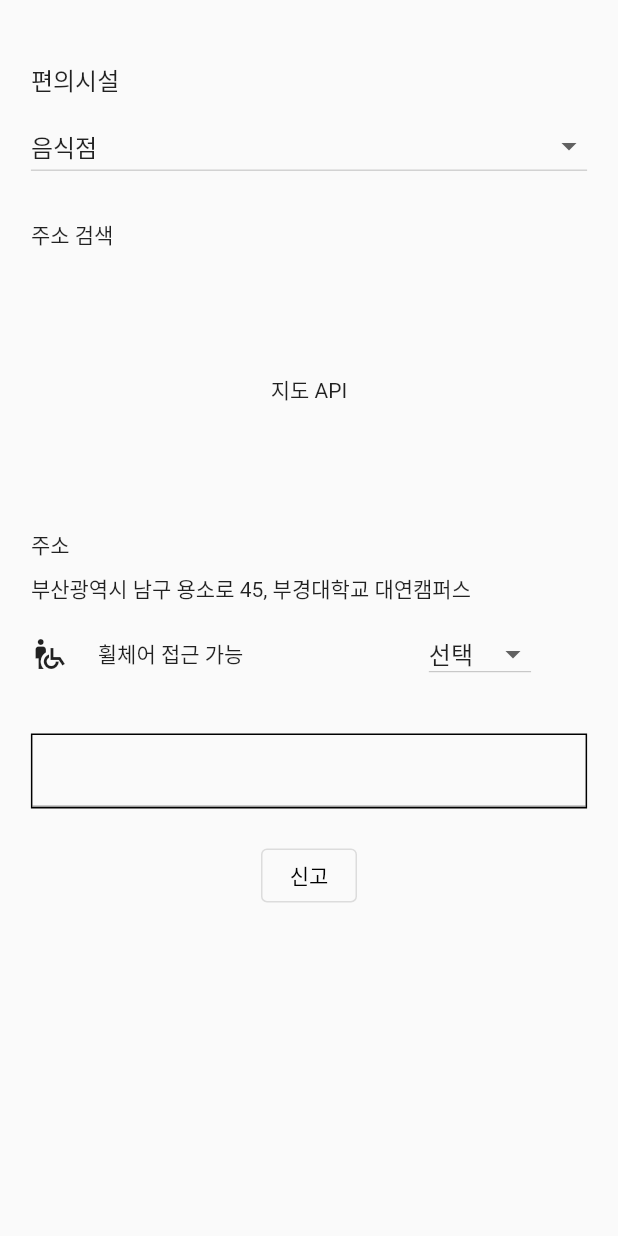
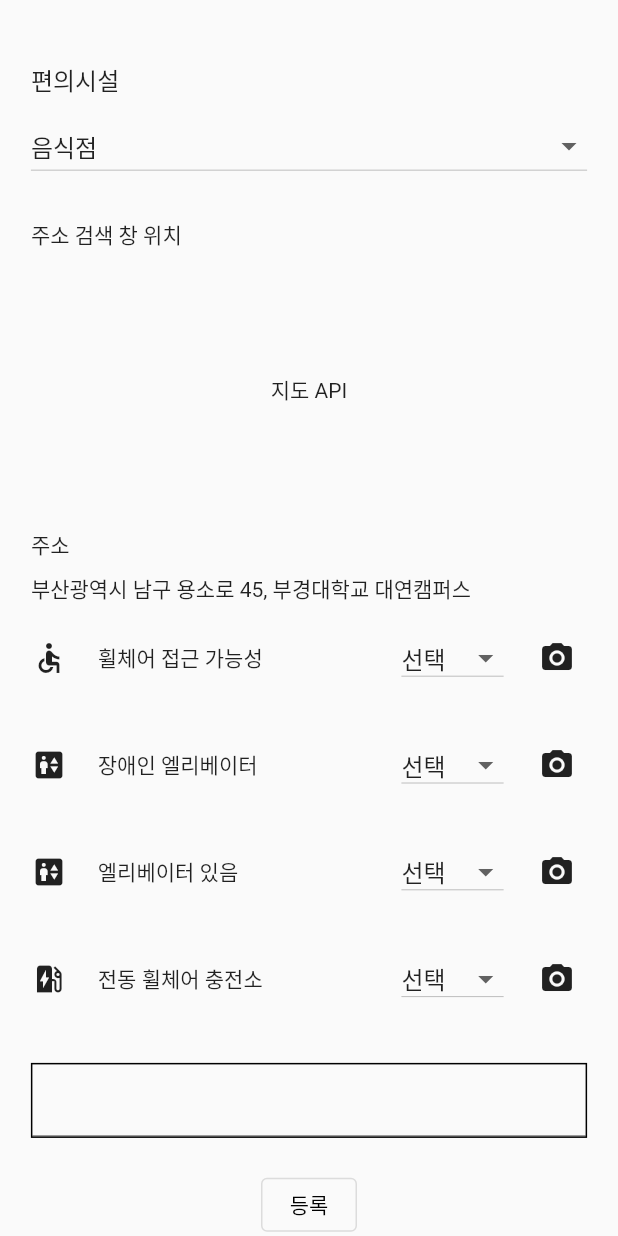
Before and after one commit to Rolling-Together/RollingTogether, a Flutter app: the screen it shows after launch, on a phone screen of 412 x 824 dp. Run offline on Flutter 3.47's test engine with Material 2 defaults, Android fonts, the phone set to English and light mode, and no system bars; our stand-ins replace image_picker.

Commit message:
전체 틀 구성완료

```diff
--- a/lib/ui/screens/facility_screen.dart
+++ b/lib/ui/screens/facility_screen.dart
@@ -1,8 +1,19 @@
+import 'dart:io';
+
 import 'package:flutter/material.dart';
+import 'package:image_picker/image_picker.dart';
 
 class FacilityScreen extends StatelessWidget {
   const FacilityScreen({Key? key}) : super(key: key);
 
+  Widget RegisterDialog(){
+    return AlertDialog(
+      title: Container(
+        alignment: Alignment.center,
+        child: Text('등록되었습니다'),
+      ),
+    );
+  }
   @override
   Widget build(BuildContext context) {
     return Scaffold(
@@ -19,7 +30,6 @@ class FacilityScreen extends StatelessWidget {
                 child: Text('편의시설', style: TextStyle(fontSize: 16)),
               ),
               Container(
-
                   ///카테고리
                   padding: EdgeInsets.only(
                       top: MediaQuery.of(context).size.height * 0.01,
@@ -32,7 +42,7 @@ class FacilityScreen extends StatelessWidget {
                 padding: EdgeInsets.only(
                     left: MediaQuery.of(context).size.width * 0.05),
                 alignment: Alignment.centerLeft,
-                child: Text("주소 검색"),
+                child: Text("주소 검색 창 위치"),
               ),
               Container(
                 padding:
@@ -54,9 +64,15 @@ class FacilityScreen extends StatelessWidget {
                 alignment: Alignment.centerLeft,
                 child: Text('부산광역시 남구 용소로 45, 부경대학교 대연캠퍼스'),
               ),
-              Container(
-                padding: EdgeInsets.all(MediaQuery.of(context).size.width * 0.05),
-                child : FacilityInfo(),),
+              Column(
+                //padding: EdgeInsets.all(MediaQuery.of(context).size.width * 0.05),
+                children: [
+                  FacilityInfo(text: '휠체어 접근 가능성', icon: Icons.accessible),
+                  FacilityInfo(text: '장애인 엘리베이터', icon: Icons.elevator),
+                  FacilityInfo(text: '엘리베이터 있음', icon: Icons.elevator),
+                  FacilityInfo(text: '전동 휠체어 충전소', icon: Icons.ev_station),
+                ],
+              ),
               Container(
                 margin:
                     EdgeInsets.all(MediaQuery.of(context).size.width * 0.05),
@@ -68,12 +84,20 @@ class FacilityScreen extends StatelessWidget {
                   maxLines: null,
                 ),
               ),
-              OutlinedButton(
-                  onPressed: () {},
+              Container(
+                margin: EdgeInsets.only(
+                    bottom: MediaQuery.of(context).size.height * 0.03),
+                child: OutlinedButton(
+                  onPressed: () => showDialog(
+                    context: context,
+                    builder: (_) => RegisterDialog(),
+                  ),
                   child: Text(
-                    '신고',
+                    '등록',
                     style: TextStyle(color: Colors.black),
-                  ))
+                  ),
+                ),
+              ),
             ],
           ),
         ),
@@ -127,11 +151,77 @@ class _CategoryButtonState extends State<CategoryButton> {
   }
 }
 
+///image_picker 방법2 >> 나중에 합칠 때, util에 image_picker 추가해야함
+class ImageUploader extends StatefulWidget {
+  const ImageUploader({Key? key}) : super(key: key);
+  @override
+  State<ImageUploader> createState() => _ImageUploaderState();
+}
+
+class _ImageUploaderState extends State<ImageUploader> {
+  File? _image;
+  final picker = ImagePicker();
+
+  ///비동기 처리 > 이미지 가져오기
+  Future<void> _pickImage(ImageSource source) async {
+    final pickedFile = await picker.pickImage(source: source);
+    if (pickedFile != Null) {
+      ///if없어도 될 듯. 어차피 !.로 null이 아님을 정해줘서
+      setState(() {
+        _image = File(pickedFile!.path);
+      });
+    }
+  }
+
+  Widget _optionDialog() {
+    return AlertDialog(
+      content: Row(
+        mainAxisAlignment: MainAxisAlignment.center,
+        children: [
+          FloatingActionButton(
+              child: Icon(Icons.add_a_photo),
+              onPressed: () {
+                Navigator.of(context).pop();
+                _pickImage(ImageSource.camera);
+              }),
+          FloatingActionButton(
+              child: Icon(Icons.wallpaper),
+              onPressed: () {
+                Navigator.of(context).pop();
+                _pickImage(ImageSource.gallery);
+              }),
+        ],
+      ),
+    );
+  }
+
+  @override
+  Widget build(BuildContext context) {
+    return Container(
+      width: 30,
+      height: 30,
+      /*decoration: BoxDecoration(
+        border: Border.all(color: Colors.black),
+      ),*/
+      child: _image == null
+          ? InkWell(
+              onTap: () =>
+                  showDialog(context: context, builder: (_) => _optionDialog()),
+              child: Icon(Icons.camera_alt),
+            )
+          : Image.file(_image!),
+    );
+  }
+}
+
 ///장소정보 >> 여기서 오류난당~~
 const List<String> option_list = <String>['선택', '예', '아니오'];
 
 class FacilityInfo extends StatefulWidget {
-  const FacilityInfo({Key? key}) : super(key: key);
+  final String text;
+  final IconData icon;
+  const FacilityInfo({Key? key, required this.text, required this.icon})
+      : super(key: key);
 
   @override
   State<FacilityInfo> createState() => _FacilityInfoState();
@@ -143,17 +233,26 @@ class _FacilityInfoState extends State<FacilityInfo> {
   @override
   Widget build(BuildContext context) {
     return Container(
+      padding: EdgeInsets.all(MediaQuery.of(context).size.width * 0.05),
       alignment: Alignment.centerLeft,
       child: Row(
         mainAxisSize: MainAxisSize.min,
         children: [
           Container(
-            margin: EdgeInsets.only(right : MediaQuery.of(context).size.width*0.05),
-          child : Icon(Icons.wheelchair_pickup),),
+            margin: EdgeInsets.only(
+                right: MediaQuery.of(context).size.width * 0.05),
+            child: Icon(this.widget.icon),
+          ),
           Container(
-            margin: EdgeInsets.only(right: MediaQuery.of(context).size.width*0.3),
-    child : Text('휠체어 접근 가능'),),
-          DropdownButton<String>(
+            width: 120,
+            margin:
+                EdgeInsets.only(right: MediaQuery.of(context).size.width * 0.2),
+            child: Text(this.widget.text),
+          ),
+          Container(
+            ///dropdownButton 정렬하려고.. > 해결해야함
+            //alignment: Alignment.centerRight,
+            child: DropdownButton<String>(
               isDense: true,
               //isExpanded: true,
               value: dropdownValues,
@@ -173,6 +272,12 @@ class _FacilityInfoState extends State<FacilityInfo> {
                 },
               ).toList(),
             ),
+          ),
+          Container(
+            margin:
+                EdgeInsets.only(left: MediaQuery.of(context).size.width * 0.05),
+            child: ImageUploader(),
+          ),
         ],
       ),
     );
```
Lines whose indentation alone changed are shown as unchanged.
